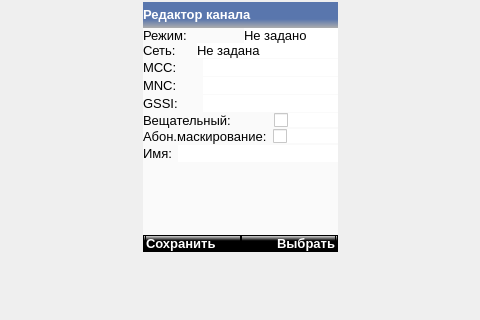
COOLIRON2311/azart-p, file mainwindow.ui: the form before one commit; both pictures show x 106 to 586 and y 208 to 528 of the 770 by 989 pixel window.
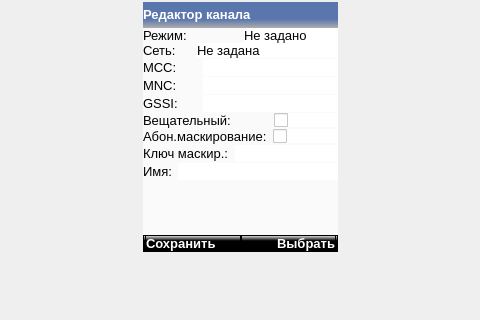
The form after the commit. The open tabs and pages were chosen to show the change. Icons and pictures are not drawn.

Commit message: added tmo_mask_key

Patch:
```diff
--- a/mainwindow.ui
+++ b/mainwindow.ui
@@ -5981,6 +5981,63 @@
                    </item>
                   </layout>
                  </item>
+                 <item>
+                  <widget class="QWidget" name="widget_66" native="true">
+                   <layout class="QHBoxLayout" name="horizontalLayout_110">
+                    <property name="spacing">
+                     <number>6</number>
+                    </property>
+                    <property name="leftMargin">
+                     <number>0</number>
+                    </property>
+                    <property name="topMargin">
+                     <number>0</number>
+                    </property>
+                    <property name="rightMargin">
+                     <number>0</number>
+                    </property>
+                    <property name="bottomMargin">
+                     <number>0</number>
+                    </property>
+                    <item>
+                     <widget class="QLabel" name="label_153">
+                      <property name="sizePolicy">
+                       <sizepolicy hsizetype="Preferred" vsizetype="Fixed">
+                        <horstretch>0</horstretch>
+                        <verstretch>0</verstretch>
+                       </sizepolicy>
+                      </property>
+                      <property name="font">
+                       <font>
+                        <pointsize>10</pointsize>
+                       </font>
+                      </property>
+                      <property name="text">
+                       <string>Ключ маскир.:</string>
+                      </property>
+                     </widget>
+                    </item>
+                    <item>
+                     <widget class="QLineEdit" name="tmo_mask_key">
+                      <property name="maximumSize">
+                       <size>
+                        <width>135</width>
+                        <height>16777215</height>
+                       </size>
+                      </property>
+                      <property name="font">
+                       <font>
+                        <pointsize>10</pointsize>
+                       </font>
+                      </property>
+                      <property name="styleSheet">
+                       <string notr="true">background: white;</string>
+                      </property>
+                     </widget>
+                    </item>
+                   </layout>
+                  </widget>
+                 </item>
                  <item>
                   <layout class="QHBoxLayout" name="horizontalLayout_25">
                    <property name="spacing">
```
Left out of the diff: 7 changed lines with no effect on the pictures. The commit also changes 1 other file.
